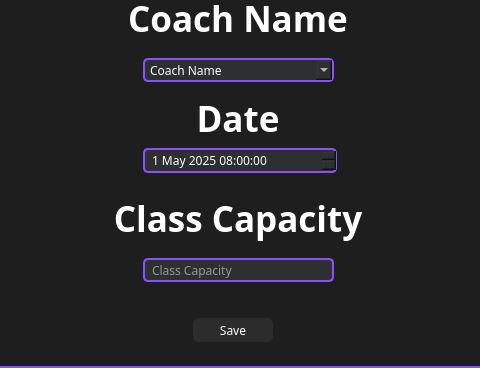
First picture: the form in XFitGym/receptionist_classes.ui, repository AhmedAymann/XFitGym, before the edit; both pictures show x 147 to 627 and y 122 to 490 of the 770 by 490 pixel window.
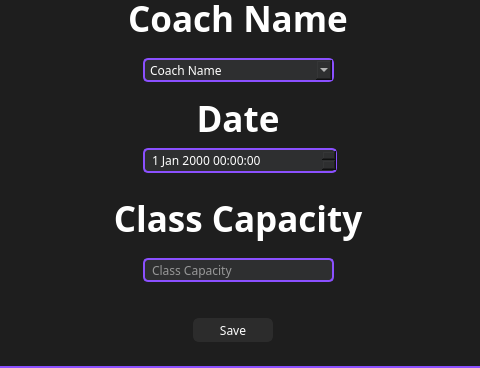
Second picture: the form after the edit.

Commit message: news and classes

The edit to the form file:
```diff
--- a/XFitGym/receptionist_classes.ui
+++ b/XFitGym/receptionist_classes.ui
@@ -185,29 +185,9 @@
     border: 2px solid #8B50FF ;
 	background-color: #2e2f30;</string>
    </property>
-   <property name="maximumDateTime">
-    <datetime>
-     <hour>23</hour>
-     <minute>59</minute>
-     <second>59</second>
-     <year>2025</year>
-     <month>5</month>
-     <day>31</day>
-    </datetime>
-   </property>
-   <property name="minimumDateTime">
-    <datetime>
-     <hour>8</hour>
-     <minute>0</minute>
-     <second>0</second>
-     <year>2025</year>
-     <month>5</month>
-     <day>1</day>
-    </datetime>
-   </property>
    <property name="minimumTime">
     <time>
-     <hour>8</hour>
+     <hour>0</hour>
      <minute>0</minute>
      <second>0</second>
     </time>
```
The commit also changes 7 other files.
